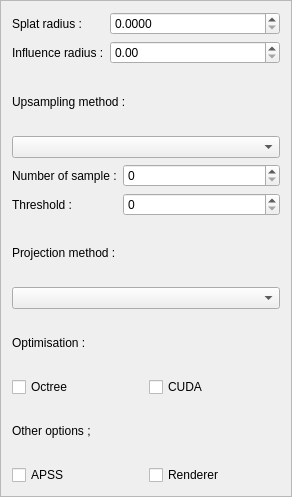
This is Plugins/PointyCloud/src/UI/PointyCloudUI.ui in ChristopheClaustre/Radium-Engine as Qt 5 draws it before an edit. The edited form follows.
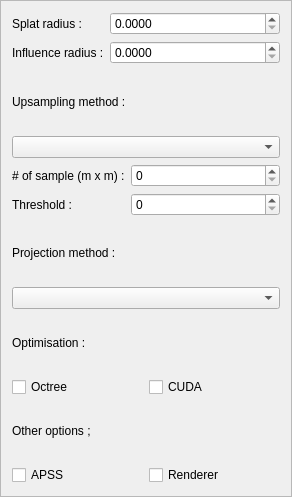
This is the edited form.

Commit message: fix of the UI : alignement/name/harmonisation on decimals number/visibility

Patch:
```diff
--- a/Plugins/PointyCloud/src/UI/PointyCloudUI.ui
+++ b/Plugins/PointyCloud/src/UI/PointyCloudUI.ui
@@ -117,6 +117,9 @@
        <property name="keyboardTracking">
         <bool>false</bool>
        </property>
+       <property name="decimals">
+        <number>4</number>
+       </property>
       </widget>
      </item>
     </layout>
@@ -138,7 +141,16 @@
     <widget class="QComboBox" name="m_upsamplingMethod"/>
    </item>
    <item>
-    <layout class="QFormLayout" name="formLayout_3">
+    <layout class="QFormLayout" name="formLayout_2">
+     <property name="fieldGrowthPolicy">
+      <enum>QFormLayout::AllNonFixedFieldsGrow</enum>
+     </property>
+     <property name="labelAlignment">
+      <set>Qt::AlignLeading|Qt::AlignLeft|Qt::AlignVCenter</set>
+     </property>
+     <property name="formAlignment">
+      <set>Qt::AlignLeading|Qt::AlignLeft|Qt::AlignTop</set>
+     </property>
      <item row="0" column="0">
       <widget class="QLabel" name="label_8">
        <property name="font">
@@ -148,7 +160,7 @@
         </font>
        </property>
        <property name="text">
-        <string>Number of sample :</string>
+        <string># of sample (m x m) :</string>
        </property>
       </widget>
      </item>
```
The commit also changes 1 other file.
